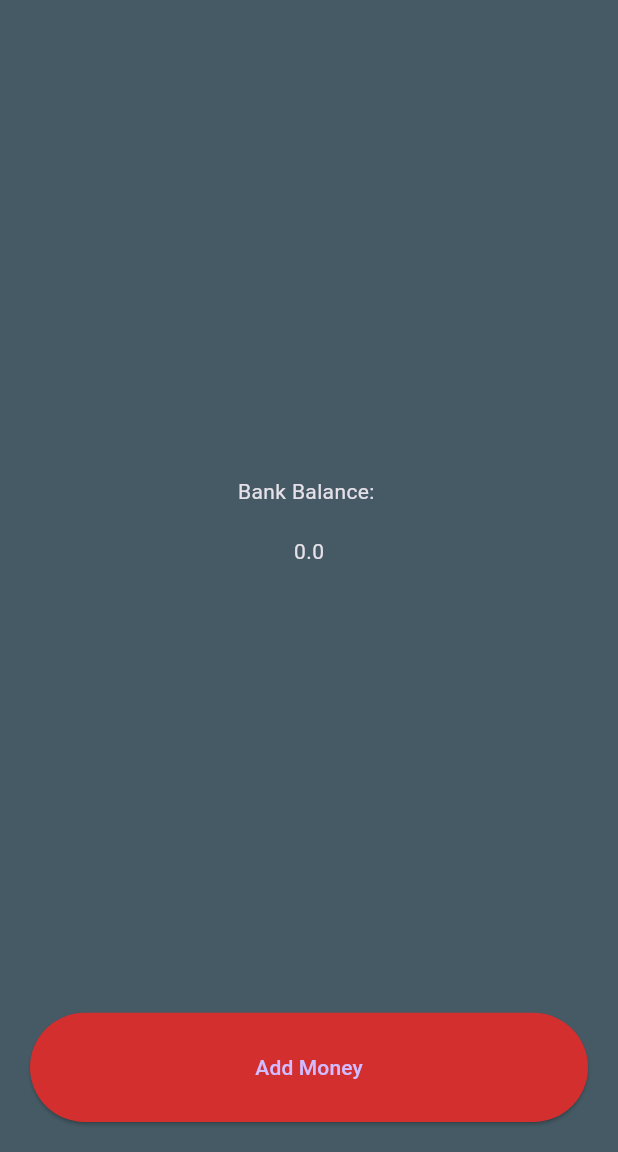
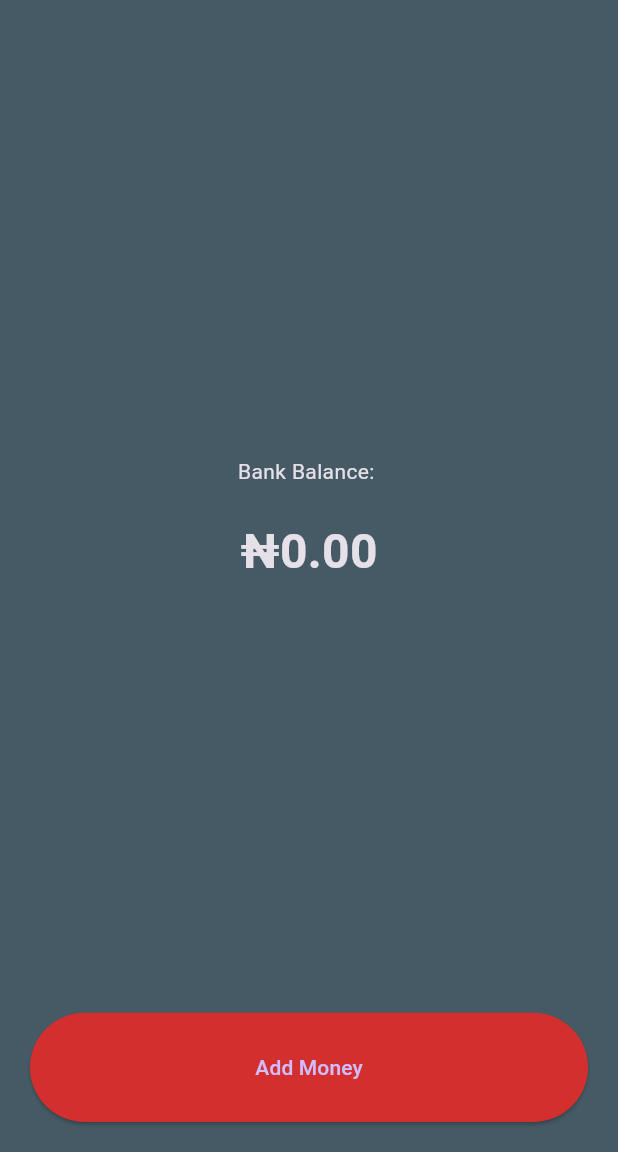
Before and after one commit to ogunbor/billionaire-app, a Flutter app: the screen it shows after launch, on a phone screen of 412 x 824 dp, the part 84-1236 px from its top. Run offline on Flutter 3.47's test engine with Material 3 defaults, Android fonts, the phone set to English and light mode, and no system bars; our stand-ins replace shared_preferences.

Commit message:
Change app icon and add naira symbol

```diff
--- a/lib/balance_view.dart
+++ b/lib/balance_view.dart
@@ -1,4 +1,5 @@
 import 'package:flutter/material.dart';
+import 'package:intl/intl.dart';
 
 class BalanceView extends StatelessWidget {
   double balance;
@@ -11,9 +12,12 @@
       child: Column(
         mainAxisAlignment: MainAxisAlignment.center,
         children: [
-          Text("Bank Balance: "),
+          Text('Bank Balance: '),
           SizedBox(height: 20),
-          Text('$balance'),
+          Text(
+            '\u20A6${NumberFormat.simpleCurrency(name: '').format(balance)}',
+            style: TextStyle(fontSize: 32, fontWeight: FontWeight.bold),
+          ),
         ],
       ),
     );
--- a/pubspec.yaml
+++ b/pubspec.yaml
@@ -36,6 +36,7 @@
   # Use with the CupertinoIcons class for iOS style icons.
   cupertino_icons: ^1.0.2
   shared_preferences: ^2.2.2
+  intl: ^0.19.0
 
 dev_dependencies:
   flutter_test:
```
Also changed, not shown: pubspec.lock, 5 other files.
